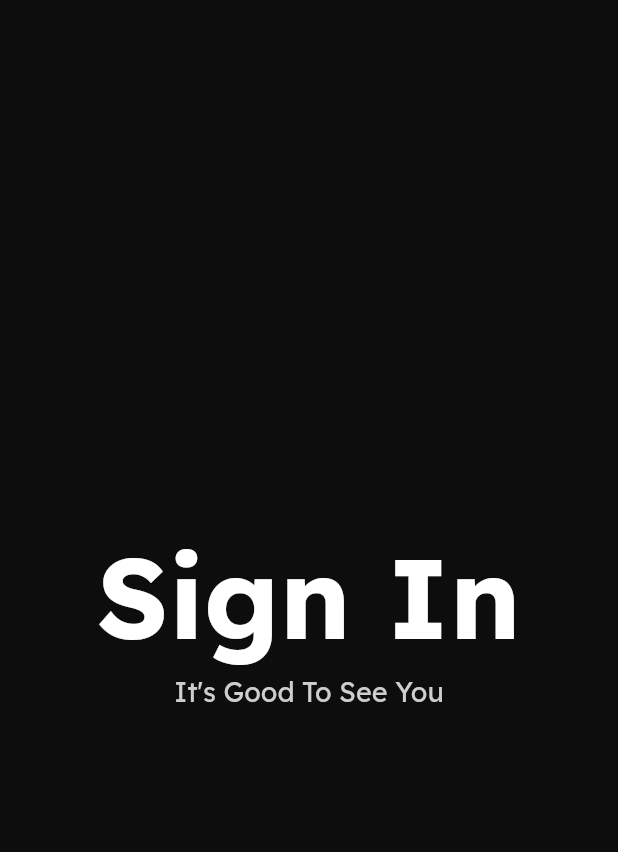
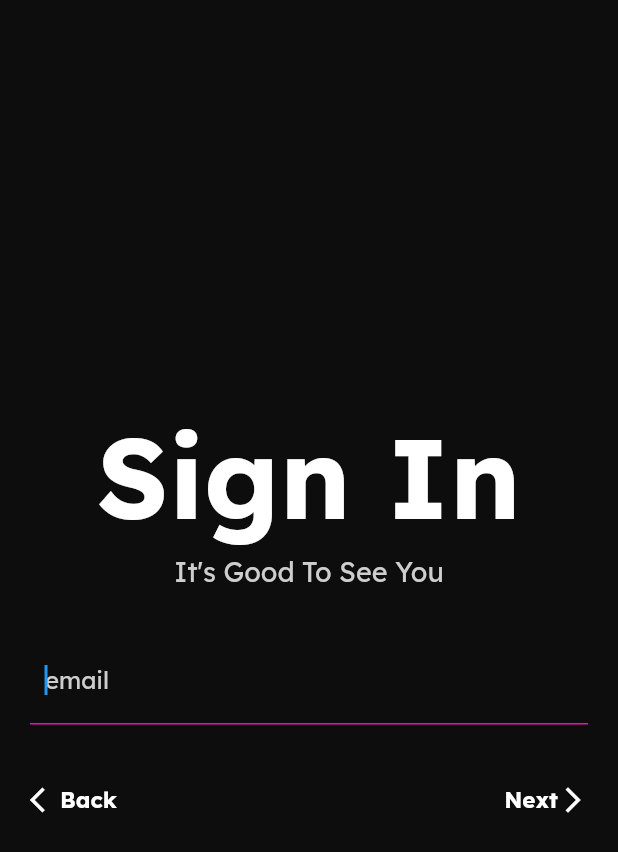
Before and after one commit to antonhi/Vivid, a Flutter app: the screen it shows after launch, after a tap on "Sign In", on a phone screen of 412 x 824 dp. Shown: the top 852 px of the screen. Run offline on Flutter 3.47's test engine with Material 2 defaults, Android fonts, the light colour scheme and no system bars; our stand-ins replace bloc, equatable, flutter_bloc.

Commit message:
Authentication Sign In Page Progress

```diff
--- a/lib/authentication/pages/authentication_sign_in_page.dart
+++ b/lib/authentication/pages/authentication_sign_in_page.dart
@@ -1,11 +1,33 @@
 import 'package:flutter/material.dart';
+import 'package:projectvivid/components/buttons/button_text_and_icon_component.dart';
+import 'package:projectvivid/components/form/form_text_field_component.dart';
+import 'package:projectvivid/components/gallery/gallery_horizontal_component.dart';
 import 'package:projectvivid/components/text/text_large_component.dart';
 import 'package:projectvivid/components/text/text_title_component.dart';
 import 'package:projectvivid/configuration/colors/background_color_configuration.dart';
+import 'package:projectvivid/configuration/colors/button_color_configuration.dart';
 import 'package:projectvivid/configuration/colors/text_color_configuration.dart';
 
-class AuthenticationSignInPage extends StatelessWidget {
+class AuthenticationSignInPage extends StatefulWidget {
   const AuthenticationSignInPage({Key? key}) : super(key: key);
+
+  @override
+  State<AuthenticationSignInPage> createState() => _AuthenticationSignInPageState();
+}
+
+class _AuthenticationSignInPageState extends State<AuthenticationSignInPage> {
+
+  Map<String, TextEditingController> textEditingControllers = {};
+  Map<String, FocusNode> textEditingFocusNodes = {};
+  PageController galleryController = PageController();
+  int field = 0;
+
+  @override
+  void initState() {
+    _generateControllers();
+    _generateFocusNodes();
+    super.initState();
+  }
 
   @override
   Widget build(BuildContext context) {
@@ -19,14 +41,111 @@ class AuthenticationSignInPage extends StatelessWidget {
             mainAxisAlignment: MainAxisAlignment.center,
             crossAxisAlignment: CrossAxisAlignment.center,
             children: [
-              TextTitleComponent(textColor: TextColorConfiguration.white, text: 'Sign In'),
+              const TextTitleComponent(textColor: TextColorConfiguration.white, text: 'Sign In'),
               const SizedBox(height: 5,),
-              TextLargeComponent(text: 'It\'s Good To See You', textColor: TextColorConfiguration.secondary),
-
+              const TextLargeComponent(text: 'It\'s Good To See You', textColor: TextColorConfiguration.secondary),
+              const SizedBox(height: 30,),
+              SizedBox(
+                height: 60,
+                child: GalleryHorizontalComponent(
+                    elementWidth: navigationWidth,
+                    elements: _getFields(),
+                    controller: galleryController,
+                  onPageChanged: (int index) {
+                      field = index;
+                      if (index == 0) { _requestEmailFocus(); }
+                      else { _requestPasswordFocus(); }
+                  }),
+              ),
+              const SizedBox(height: 30,),
+              Row(
+                mainAxisAlignment: MainAxisAlignment.spaceBetween,
+                children: [
+                  ButtonIconAndTextComponent(
+                      buttonColor: ButtonColorConfiguration.transparent,
+                      textColor: ButtonColorConfiguration.darkModePrimary,
+                      text: 'Back',
+                      height: 40,
+                      onTap: () => field == 0 ? _navigateToHome(context) : _previousElementGallery(),
+                      icon: const Icon(Icons.arrow_back_ios, color: TextColorConfiguration.white, size: 20,),
+                      iconIsRight: false),
+                  ButtonIconAndTextComponent(
+                      buttonColor: ButtonColorConfiguration.transparent,
+                      textColor: TextColorConfiguration.white,
+                      text: 'Next',
+                      height: 40,
+                      onTap: () => field == 0 ? _nextElementGallery() : {},
+                      icon: const Icon(Icons.arrow_forward_ios, color: TextColorConfiguration.white, size: 20,),
+                      iconIsRight: true)
+                ],
+              )
             ],
           ),
         ),
       ),
     );
   }
+
+  @override
+  void dispose() {
+    for (String field in textEditingControllers.keys) {
+      TextEditingController? controller = textEditingControllers[field];
+      if (controller != null) controller.dispose();
+    }
+    for (String field in textEditingFocusNodes.keys) {
+      FocusNode? focusNode = textEditingFocusNodes[field];
+      if (focusNode != null) focusNode.dispose();
+    }
+    galleryController.dispose();
+    super.dispose();
+  }
+
+  void _generateControllers() {
+    textEditingControllers['email'] = TextEditingController();
+    textEditingControllers['password'] = TextEditingController();
+  }
+
+  void _generateFocusNodes() {
+    textEditingFocusNodes['email'] = FocusNode();
+    textEditingFocusNodes['password'] = FocusNode();
+  }
+
+  List<Widget> _getFields() {
+    List<Widget> fields = [];
+    for (String placeholder in textEditingControllers.keys) {
+      fields.add(
+          FormTextFieldComponent(
+              lineColor: TextColorConfiguration.secondary,
+              focusNode: textEditingFocusNodes[placeholder] ?? FocusNode(),
+              placeholder: placeholder,
+              action: TextInputAction.next,
+              controller: textEditingControllers[placeholder] ?? TextEditingController()));
+    }
+    return fields;
+  }
+
+  void _nextElementGallery() {
+    galleryController.nextPage(duration: const Duration(milliseconds: 300), curve: Curves.ease);
+    field++;
+    _requestPasswordFocus();
+  }
+
+  void _previousElementGallery() {
+    galleryController.previousPage(duration: const Duration(milliseconds: 300), curve: Curves.ease);
+    field--;
+    _requestEmailFocus();
+  }
+
+  void _requestEmailFocus() {
+    textEditingFocusNodes['email']?.requestFocus();
+  }
+
+  void _requestPasswordFocus() {
+    textEditingFocusNodes['password']?.requestFocus();
+  }
+
+  void _navigateToHome(BuildContext context) {
+    if (Navigator.canPop(context)) Navigator.pop(context);
+  }
+
 }
--- a/lib/components/form/form_text_field_component.dart
+++ b/lib/components/form/form_text_field_component.dart
@@ -1,5 +1,5 @@
 import 'package:flutter/material.dart';
-import 'package:projectvivid/configuration/colors/form_color_configuration.dart';
+import 'package:projectvivid/configuration/colors/button_color_configuration.dart';
 import 'package:projectvivid/configuration/colors/text_color_configuration.dart';
 import 'package:projectvivid/configuration/sizes/text_size_configuration.dart';
 
@@ -8,36 +8,41 @@ class FormTextFieldComponent extends StatelessWidget {
   final Color lineColor;
   final String placeholder;
   final TextInputAction action;
+  final FocusNode focusNode;
   final TextEditingController controller;
 
   const FormTextFieldComponent({Key? key,
     required this.lineColor,
     required this.placeholder,
     required this.action,
+    required this.focusNode,
     required this.controller}) : super(key: key);
 
   @override
   Widget build(BuildContext context) {
     return TextField(
+      autofocus: true,
+      focusNode: focusNode,
       textInputAction: action,
       style: const TextStyle(fontSize: TextSizeConfiguration.medium,
-          color: TextColorConfiguration.white),
+          color: TextColorConfiguration.white, fontFamily: 'Lexend'),
       controller: controller,
       decoration: InputDecoration(
-          enabledBorder: const UnderlineInputBorder(
-              borderSide: BorderSide(color: FormColorConfiguration.secondary)
+          enabledBorder: UnderlineInputBorder(
+              borderSide: BorderSide(color: lineColor)
           ),
-          border: const UnderlineInputBorder(
-              borderSide: BorderSide(color: FormColorConfiguration.secondary)
+          border: UnderlineInputBorder(
+              borderSide: BorderSide(color: lineColor)
           ),
           focusedBorder: const UnderlineInputBorder(
-              borderSide: BorderSide(color: FormColorConfiguration.accent)
+              borderSide: BorderSide(color: ButtonColorConfiguration.accent)
           ),
-          disabledBorder: const UnderlineInputBorder(
-              borderSide: BorderSide(color: FormColorConfiguration.secondary)
+          disabledBorder: UnderlineInputBorder(
+              borderSide: BorderSide(color: lineColor)
           ),
           hintText: placeholder,
-          hintStyle: const TextStyle(fontSize: TextSizeConfiguration.medium, color: TextColorConfiguration.secondary),
+          hintStyle: const TextStyle(fontSize: TextSizeConfiguration.medium,
+              color: TextColorConfiguration.secondary, fontFamily: 'Lexend'),
           contentPadding: const EdgeInsets.symmetric(vertical: 20, horizontal: 10)
       ),
     );
--- /dev/null
+++ b/lib/components/gallery/gallery_horizontal_component.dart
@@ -0,0 +1,26 @@
+import 'package:flutter/cupertino.dart';
+
+class GalleryHorizontalComponent extends StatelessWidget {
+
+  final double elementWidth;
+  final PageController controller;
+  final List<Widget> elements;
+  final Function(int) onPageChanged;
+
+  const GalleryHorizontalComponent({Key? key,
+    required this.elementWidth,
+    required this.elements,
+    required this.controller,
+    required this.onPageChanged}) : super(key: key);
+
+  @override
+  Widget build(BuildContext context) {
+    return PageView(
+      controller: controller,
+      onPageChanged: onPageChanged,
+      scrollDirection: Axis.horizontal,
+      children: List.generate(elements.length,
+              (index) => SizedBox(width: elementWidth, child: elements.elementAt(index),))
+    );
+  }
+}
--- a/lib/configuration/colors/form_color_configuration.dart
+++ /dev/null
@@ -1,6 +0,0 @@
-import 'dart:ui';
-
-class FormColorConfiguration {
-  static const Color accent = Color(0xFFF20DC0);
-  static const Color secondary = Color(0xFFCECECE);
-}
```
